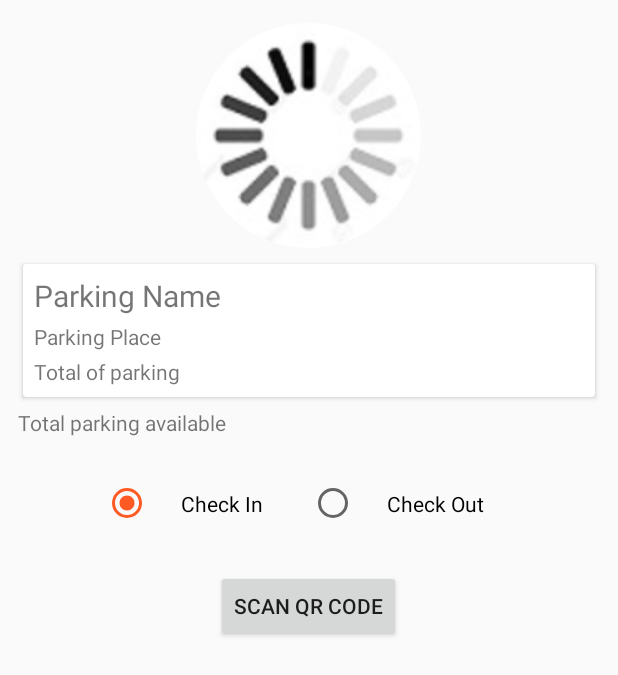
After one commit to sagargowda7/No-parking-User, an Android app: the layout activity_parking_details.xml on its own in the app's theme, with its tools: preview values and no code run, on a phone screen of 412 x 824 dp. The commit adds this screen. Shown: the top 675 px of the screen. Run offline under Robolectric (Android 15) with nearby library versions, the phone set to English and light mode, and no system bars.

Commit message:
Added Recycler View and OnClickListener to recycler view

```diff
--- a/app/build.gradle
+++ b/app/build.gradle
@@ -8,6 +8,7 @@ android {
         targetSdkVersion 28
         versionCode 1
         versionName "1.0"
+        buildToolsVersion '27.0.3'
         testInstrumentationRunner "android.support.test.runner.AndroidJUnitRunner"
     }
     buildTypes {
@@ -36,8 +37,7 @@ dependencies {
     implementation 'com.squareup.picasso:picasso:2.71828'
     implementation 'de.hdodenhof:circleimageview:2.2.0'
     implementation 'gun0912.ted:tedpermission:2.2.0'
-    implementation 'com.google.zxing:core:3.2.1'
-    implementation 'com.journeyapps:zxing-android-embedded:3.2.0@aar'
+    implementation 'com.journeyapps:zxing-android-embedded:3.6.0'
 }
 
 apply plugin: 'com.google.gms.google-services'
--- /dev/null
+++ b/app/src/main/res/layout/activity_parking_details.xml
@@ -0,0 +1,122 @@
+<?xml version="1.0" encoding="utf-8"?>
+<ScrollView xmlns:android="http://schemas.android.com/apk/res/android"
+    xmlns:app="http://schemas.android.com/apk/res-auto"
+    xmlns:tools="http://schemas.android.com/tools"
+    android:layout_width="match_parent"
+    android:layout_height="match_parent"
+    tools:context=".ParkingDetailsActivity">
+
+
+    <LinearLayout
+        android:layout_width="match_parent"
+        android:layout_height="match_parent"
+        android:gravity="center_horizontal"
+        android:layout_margin="10dp"
+        android:orientation="vertical">
+
+        <de.hdodenhof.circleimageview.CircleImageView
+            android:layout_width="150dp"
+            android:layout_height="150dp"
+            android:layout_margin="5dp"
+            android:src="@drawable/loadingimg"
+            android:id="@+id/pd_iamge"/>
+
+        <android.support.v7.widget.CardView
+            android:layout_width="match_parent"
+            android:layout_margin="5dp"
+            android:layout_height="wrap_content">
+
+            <LinearLayout
+                android:layout_width="match_parent"
+                android:layout_height="match_parent"
+                android:layout_margin="5dp"
+                android:orientation="vertical">
+
+                <TextView
+                    android:layout_width="match_parent"
+                    android:layout_height="wrap_content"
+                    android:text="Parking Name"
+                    android:textSize="20dp"
+                    android:layout_margin="2dp"
+                    android:id="@+id/pd_name"/>
+
+                <TextView
+                    android:layout_width="match_parent"
+                    android:layout_height="wrap_content"
+                    android:text="Parking Place"
+                    android:layout_margin="2dp"
+                    android:id="@+id/pd_place"/>
+
+                <TextView
+                    android:layout_width="match_parent"
+                    android:layout_height="wrap_content"
+                    android:layout_margin="2dp"
+                    android:id="@+id/pd_parking"
+                    android:text="Total of parking"/>
+
+
+            </LinearLayout>
+
+
+        </android.support.v7.widget.CardView>
+
+        <TextView
+            android:layout_width="match_parent"
+            android:layout_height="wrap_content"
+            android:layout_margin="2dp"
+            android:id="@+id/pd_ava"
+            android:text="Total parking available"
+            android:gravity="left"/>
+
+
+        <LinearLayout
+            android:layout_width="match_parent"
+            android:layout_height="wrap_content"
+            android:layout_margin="2dp">
+
+            <RadioGroup
+                android:layout_width="match_parent"
+                android:layout_height="wrap_content"
+                android:gravity="center"
+                android:id="@+id/radio_group_check"
+                android:layout_margin="5dp"
+                android:orientation="horizontal">
+
+                <RadioButton
+                    android:layout_width="wrap_content"
+                    android:layout_height="wrap_content"
+                    android:padding="20dp"
+                    android:layout_margin="5dp"
+                    android:checked="true"
+                    android:id="@+id/radio_check_in"
+                    android:onClick="CheckScan"
+                    android:visibility="visible"
+                    android:text="Check In"/>
+                <RadioButton
+                    android:layout_width="wrap_content"
+                    android:layout_height="wrap_content"
+                    android:padding="20dp"
+                    android:layout_margin="5dp"
+                    android:onClick="CheckScan"
+                    android:visibility="visible"
+                    android:id="@+id/radio_check_out"
+                    android:text="Check Out"/>
+
+
+            </RadioGroup>
+
+
+
+        </LinearLayout>
+        <Button
+            android:layout_width="wrap_content"
+            android:layout_height="wrap_content"
+            android:layout_margin="2dp"
+            android:id="@+id/pd_qr"
+            android:text="Scan QR code"/>
+
+    </LinearLayout>
+
+
+
+</ScrollView>
```
Also changed, not shown: app/src/main/AndroidManifest.xml (+10 -2 lines), app/src/main/java/in/dropcodes/npuser/Adapter/MainAdapter.java (added, +82 -0 lines), app/src/main/java/in/dropcodes/npuser/MainActivity.java (+57 -0 lines), app/src/main/java/in/dropcodes/npuser/ParkingDetailsActivity.java (added, +119 -0 lines), app/src/main/res/layout/activity_main.xml (+11 -3 lines), app/src/main/res/layout/list_item.xml (added, +56 -0 lines), app/src/main/res/drawable-v24/loadingimg.jpg (added), app/src/main/res/font/nunito.ttf (added).
